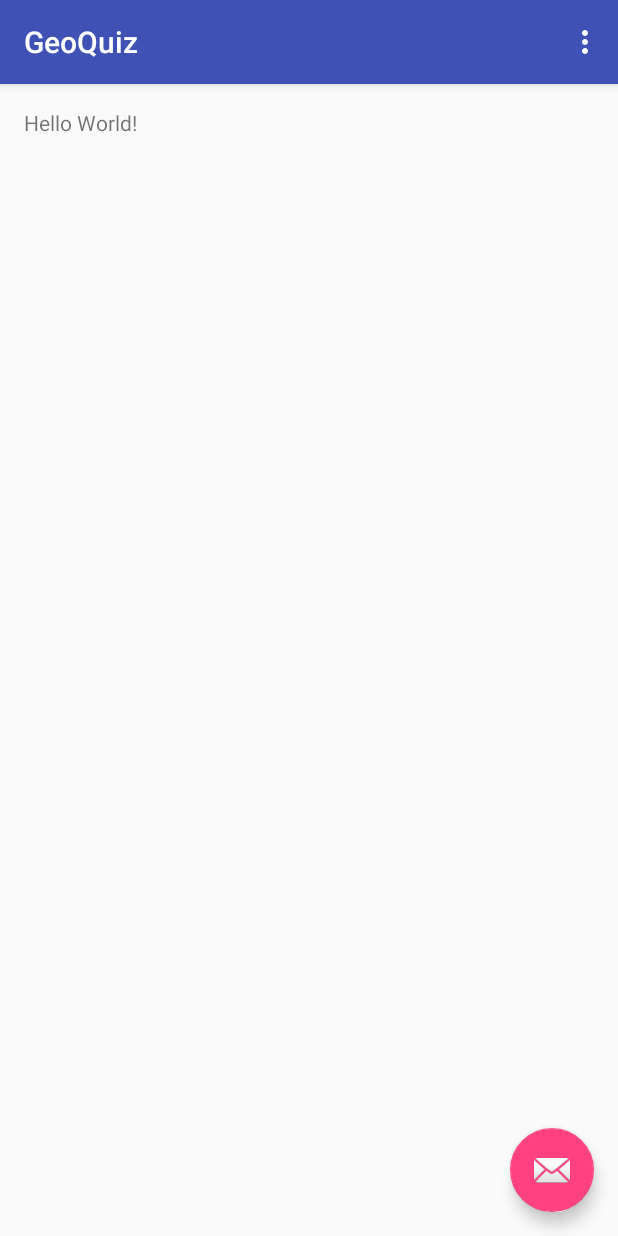
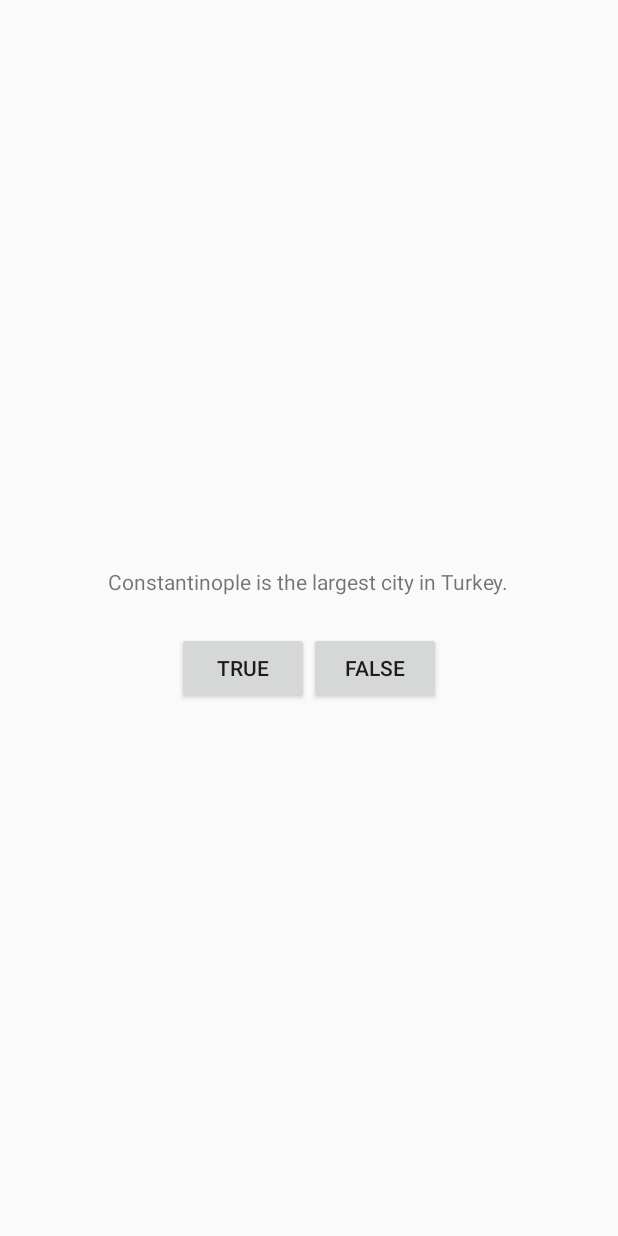
Before and after one commit to junjaytan/android-examples, an Android app: the screen it shows after launch (QuizActivity), on a phone screen of 412 x 824 dp. Run offline under Robolectric (Android 15) with nearby library versions, the phone set to English and light mode, and no system bars.

Commit message:
working GeoQuiz Ch 1 app

```diff
--- a/app/src/main/java/com/example/junjaytan/geoquiz/QuizActivity.java
+++ b/app/src/main/java/com/example/junjaytan/geoquiz/QuizActivity.java
@@ -8,24 +8,37 @@
 import android.view.View;
 import android.view.Menu;
 import android.view.MenuItem;
+import android.widget.Button;
+import android.widget.Toast;
 
 public class QuizActivity extends AppCompatActivity {
+
+    private Button mTrueButton;
+    private Button mFalseButton;
 
     @Override
     protected void onCreate(Bundle savedInstanceState) {
         super.onCreate(savedInstanceState);
         setContentView(R.layout.activity_quiz);
-        Toolbar toolbar = (Toolbar) findViewById(R.id.toolbar);
-        setSupportActionBar(toolbar);
 
-        FloatingActionButton fab = (FloatingActionButton) findViewById(R.id.fab);
-        fab.setOnClickListener(new View.OnClickListener() {
+        mTrueButton = (Button) findViewById(R.id.true_button);
+        mTrueButton.setOnClickListener(new View.OnClickListener() {
             @Override
-            public void onClick(View view) {
-                Snackbar.make(view, "Replace with your own action", Snackbar.LENGTH_LONG)
-                        .setAction("Action", null).show();
+            public void onClick(View v) {
+                Toast.makeText(QuizActivity.this, R.string.incorrect_toast,
+                                Toast.LENGTH_SHORT).show();
             }
         });
+
+        mFalseButton = (Button) findViewById(R.id.false_button);
+        mFalseButton.setOnClickListener(new View.OnClickListener() {
+            @Override
+        public void onClick(View v) {
+                Toast.makeText(QuizActivity.this, R.string.correct_toast,
+                                Toast.LENGTH_SHORT).show();
+            }
+        });
+
     }
 
     @Override
--- a/app/src/main/res/layout/activity_quiz.xml
+++ b/app/src/main/res/layout/activity_quiz.xml
@@ -1,34 +1,33 @@
-<?xml version="1.0" encoding="utf-8"?>
-<android.support.design.widget.CoordinatorLayout xmlns:android="http://schemas.android.com/apk/res/android"
-    xmlns:app="http://schemas.android.com/apk/res-auto"
-    xmlns:tools="http://schemas.android.com/tools"
-    android:layout_width="match_parent"
-    android:layout_height="match_parent"
-    android:fitsSystemWindows="true"
-    tools:context="com.example.junjaytan.geoquiz.QuizActivity">
+<LinearLayout   xmlns:android="http://schemas.android.com/apk/res/android"
+                xmlns:tools="http://schemas.android.com/tools"
+                android:layout_width="match_parent"
+                android:layout_height="match_parent"
+                android:gravity="center"
+                android:orientation="vertical">
 
-    <android.support.design.widget.AppBarLayout
-        android:layout_width="match_parent"
-        android:layout_height="wrap_content"
-        android:theme="@style/AppTheme.AppBarOverlay">
-
-        <android.support.v7.widget.Toolbar
-            android:id="@+id/toolbar"
-            android:layout_width="match_parent"
-            android:layout_height="?attr/actionBarSize"
-            android:background="?attr/colorPrimary"
-            app:popupTheme="@style/AppTheme.PopupOverlay" />
-
-    </android.support.design.widget.AppBarLayout>
-
-    <include layout="@layout/content_quiz" />
-
-    <android.support.design.widget.FloatingActionButton
-        android:id="@+id/fab"
+    <TextView
+        android:text="@string/question_text"
         android:layout_width="wrap_content"
         android:layout_height="wrap_content"
-        android:layout_gravity="bottom|end"
-        android:layout_margin="@dimen/fab_margin"
-        android:src="@android:drawable/ic_dialog_email" />
+        android:padding="24dp"/>
 
-</android.support.design.widget.CoordinatorLayout>
+    <LinearLayout
+        android:layout_width="wrap_content"
+        android:layout_height="wrap_content"
+        android:orientation="horizontal">
+
+        <Button
+            android:id="@+id/true_button"
+            android:layout_width="wrap_content"
+            android:layout_height="wrap_content"
+            android:text="@string/true_button"/>
+
+        <Button
+            android:id="@+id/false_button"
+            android:layout_width="wrap_content"
+            android:layout_height="wrap_content"
+            android:text="@string/false_button"/>
+
+    </LinearLayout>
+
+</LinearLayout>
--- a/app/src/main/res/values/strings.xml
+++ b/app/src/main/res/values/strings.xml
@@ -1,4 +1,11 @@
 <resources>
     <string name="app_name">GeoQuiz</string>
     <string name="action_settings">Settings</string>
+    <string name="question_text">
+        Constantinople is the largest city in Turkey.
+    </string>
+    <string name="true_button">True</string>
+    <string name="false_button">False</string>
+    <string name="correct_toast">Correct!</string>
+    <string name="incorrect_toast">Incorrect!</string>
 </resources>
```
